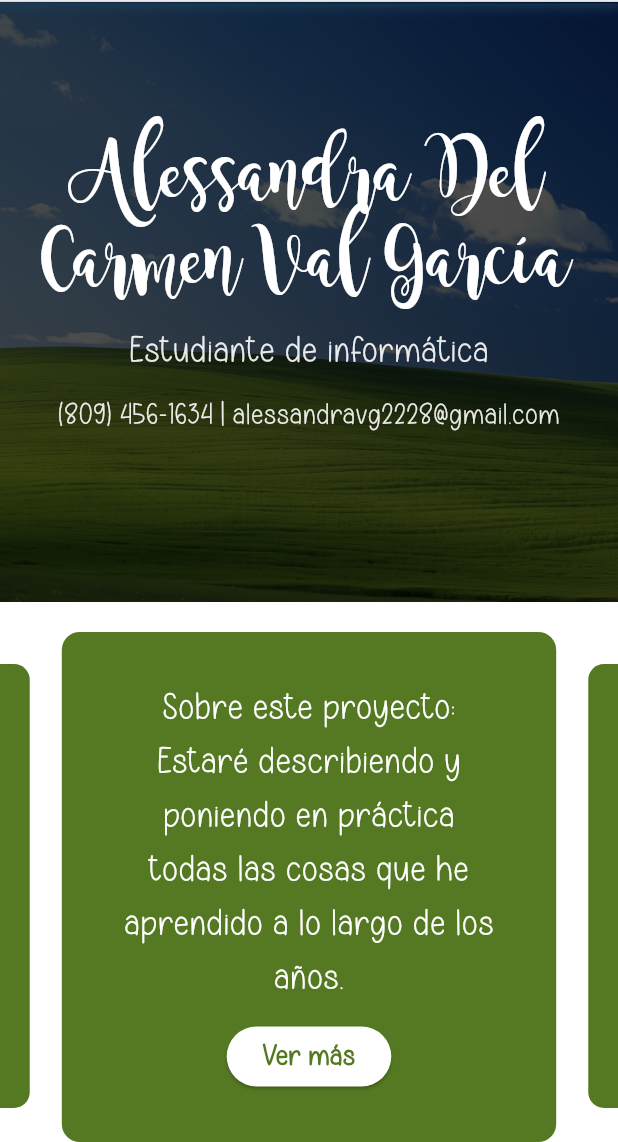
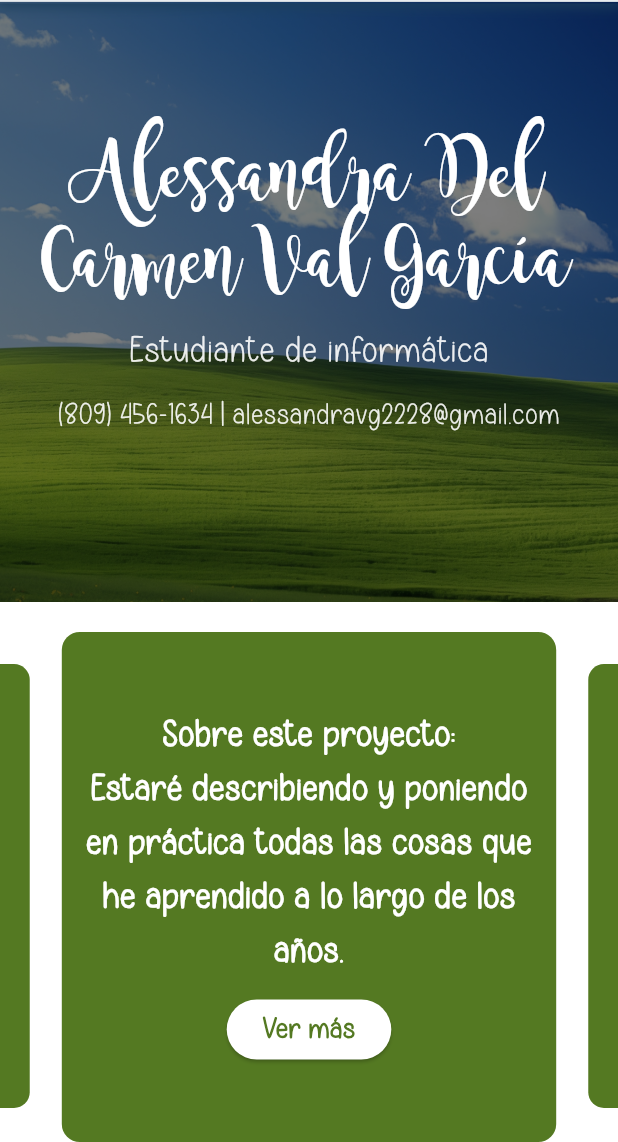
Before and after one commit to yoonsugssa/portafolilo, a Flutter app: the screen it shows after launch, on a phone screen of 412 x 824 dp, the part 94-1236 px from its top. Run offline on Flutter 3.47's test engine with Material 3 defaults, Android fonts, the phone set to English and light mode, and no system bars; drawn by our look-alikes of carousel_slider; our stand-ins replace flutter_riverpod, flutter_svg, gap, riverpod_annotation, shared_preferences; generated files the repository leaves out were written again.

Commit message:
no hice cambios que me hagan recordar que hice esos cambios

```diff
--- a/lib/constan/app_menu_list.dart
+++ b/lib/constan/app_menu_list.dart
@@ -7,6 +7,7 @@ import '../extensions.dart';
 class AppMenuList {
   static List<AppMenu> getItems(BuildContext context){
     return[
+
       AppMenu(title: context.texts.home, path: Routes.home),
       AppMenu(title: context.texts.courses, path: Routes.courses),
       AppMenu(title: context.texts.aboutMe, path: Routes.about),
--- a/lib/home_page.dart
+++ b/lib/home_page.dart
@@ -3,6 +3,7 @@ import 'package:carousel_slider/carousel_slider.dart';
 import 'package:flutter_riverpod/flutter_riverpod.dart';
 import 'package:portafolilo/style/app_size.dart';
 import 'package:portafolilo/style/app_theme_controller.dart';
+import 'package:portafolilo/widgets/appbar/drawer_menu.dart';
 import 'extensions.dart';
 import 'style/app_text_styles.dart';
 import 'widgets/appbar/my_app_bar.dart';
@@ -15,6 +16,9 @@ class HomePage extends ConsumerWidget {
   Widget build(BuildContext context, WidgetRef ref) {
     return Scaffold(
       appBar: const MyAppBar(),
+      drawer: const Drawer(
+          child: DrawerMenu()
+    ),
       body: SingleChildScrollView(child: content(context, ref)),
     );
   }
@@ -48,12 +52,11 @@ class HomePage extends ConsumerWidget {
                 mainAxisAlignment: MainAxisAlignment.center,
                 children: [
                   Padding(
-                    padding: const EdgeInsets.symmetric(horizontal: 40.0),
+                    padding: const EdgeInsets.symmetric(horizontal: 15.0),
                     child: Text(
                       text,
                       textAlign: TextAlign.center,
-                      style: TextStyle(
-                        fontSize: 25,
+                      style: SmallTextStyles().bodyLgBold.copyWith(
                         color: context.colorScheme.secondary,
                         fontFamily: 'texto',
                       ),
@@ -145,7 +148,7 @@ class HomePage extends ConsumerWidget {
           image: AssetImage(backgroundImage),
           fit: BoxFit.cover,
           colorFilter: ColorFilter.mode(
-            Colors.black.withValues(alpha: 0.7),
+            Colors.black.withValues(alpha: 0.5),
             BlendMode.darken,
           ),
         ),
--- a/lib/widgets/appbar/my_app_bar.dart
+++ b/lib/widgets/appbar/my_app_bar.dart
@@ -38,7 +38,7 @@ class MyAppBar extends StatelessWidget implements PreferredSizeWidget {
             color: context.colorScheme.onSurface,
             border: Border(
               bottom: BorderSide(
-              color: context.colorScheme.surface.withOpacity(0.2),
+              color: context.colorScheme.surface.withValues(alpha: 0.2),
                 width: 1,
               ),
             ),
@@ -164,8 +164,11 @@ class LargeAppBarMenuItem extends StatelessWidget {
 
   @override
   Widget build(BuildContext context) {
-    return InkWell(
+    return Material(
+      color: Colors.transparent,
+      child: InkWell(
         onTap: onTap,
+        borderRadius: BorderRadius.circular(8),
         child: Container(
           padding: EdgeInsets.symmetric(
             horizontal: Insets.med,
@@ -178,6 +181,7 @@ class LargeAppBarMenuItem extends StatelessWidget {
               color: context.colorScheme.surface,
               fontFamily: 'texto',
               fontWeight: isSelected ? FontWeight.bold : FontWeight.normal,
+            ),
           ),
         ),
       ),
--- a/lib/widgets/polaroid_stack.dart
+++ b/lib/widgets/polaroid_stack.dart
@@ -13,9 +13,12 @@ class _PolaroidStackState extends State<PolaroidStack> {
 
   @override
   Widget build(BuildContext context) {
-    return MouseRegion(
+    return GestureDetector(
+        onTap: () => setState(() => isHovered = !isHovered),
+    child: MouseRegion(
       onEnter: (_) => setState(() => isHovered = true),
       onExit: (_) => setState(() => isHovered = false),
+
       child: SizedBox(
         height: 400,
         width: 350,
@@ -40,6 +43,7 @@ class _PolaroidStackState extends State<PolaroidStack> {
           ],
         ),
       ),
+    ),
     );
   }
 
```
Lines whose indentation alone changed are shown as unchanged.
